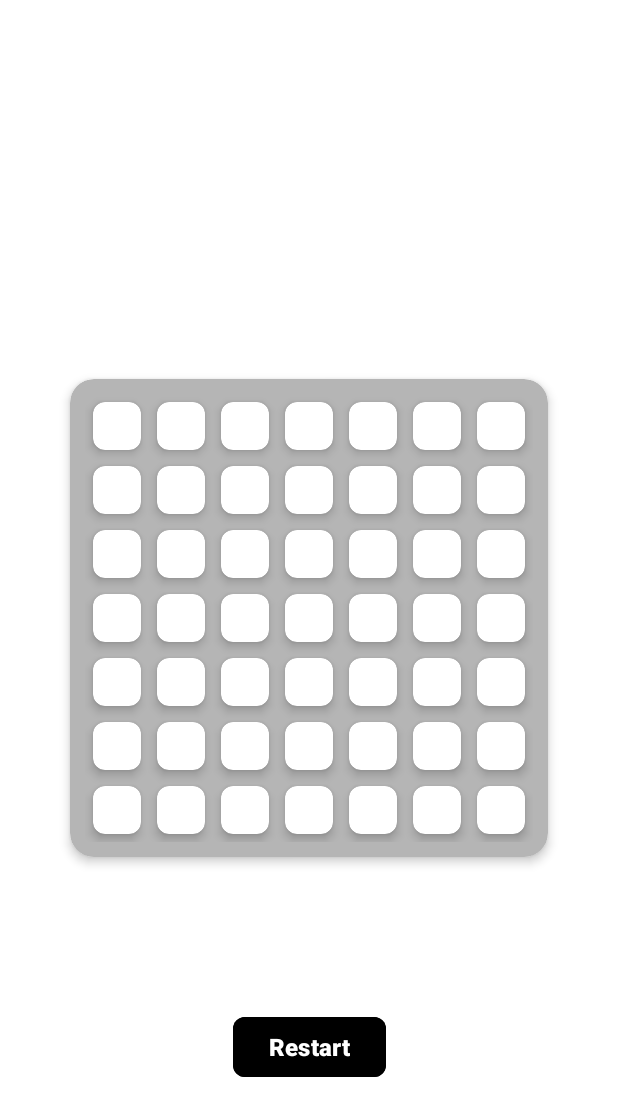
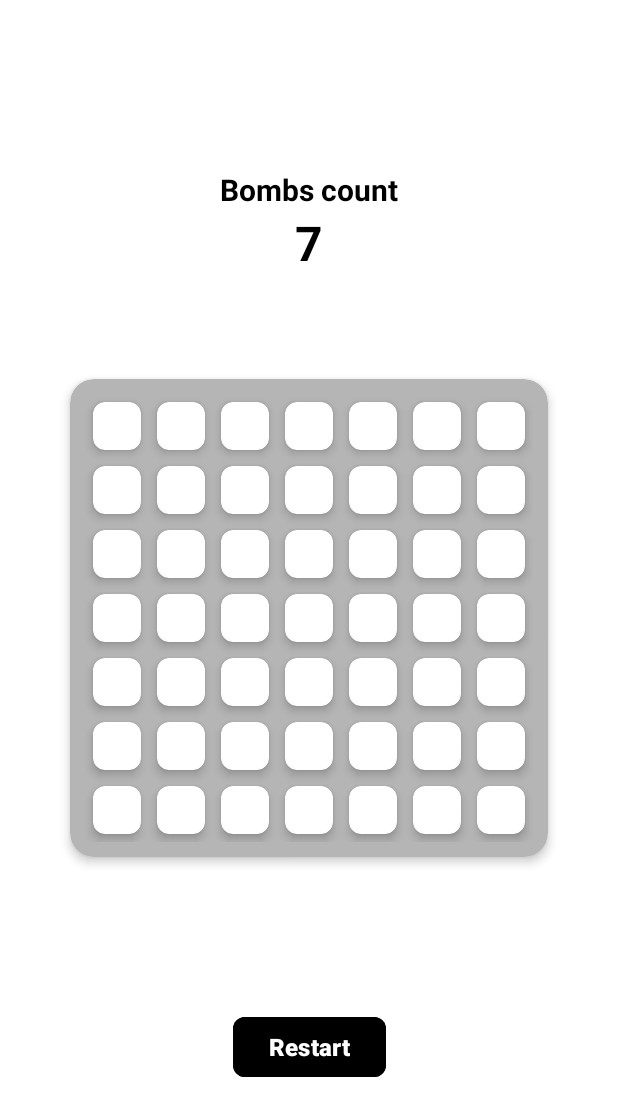
Before and after one commit to chsrdev/AndroidMinesweeper, an Android app: the screen it shows after launch (MainActivity), on a phone screen of 412 x 824 dp. Shown: the top 1116 px of the screen. Run offline under Robolectric (Android 15) with nearby library versions, the phone set to English and light mode, and no system bars.

Commit message:
Add bombs count on activity

```diff
--- a/app/src/main/java/dev/chsr/minesweeper/MainActivity.java
+++ b/app/src/main/java/dev/chsr/minesweeper/MainActivity.java
@@ -18,7 +18,7 @@ import java.util.Random;
 public class MainActivity extends AppCompatActivity {
     final int rows = 7;
     final int columns = 7;
-    final int bombCount = 10;
+    final int bombCount = 7;
     int[][] minefield = new int[rows][columns];
     int[] bombCountColor = {
             0xAAAAAAAA,
--- a/app/src/main/res/layout/activity_main.xml
+++ b/app/src/main/res/layout/activity_main.xml
@@ -5,6 +5,31 @@
     android:layout_width="match_parent"
     android:layout_height="match_parent"
     android:background="@color/white">
+
+    <TextView
+        android:id="@+id/bombsCountTitle"
+        android:layout_width="wrap_content"
+        android:layout_height="wrap_content"
+        android:text="@string/bombs_count"
+        android:textColor="@color/black"
+        android:textSize="20sp"
+        android:textStyle="bold"
+        app:layout_constraintBottom_toTopOf="@id/gridCardView"
+        app:layout_constraintEnd_toEndOf="parent"
+        app:layout_constraintStart_toStartOf="parent"
+        app:layout_constraintTop_toTopOf="parent" />
+
+    <TextView
+        android:id="@+id/bombsCount"
+        android:layout_width="wrap_content"
+        android:layout_height="wrap_content"
+        android:textColor="@color/black"
+        android:textSize="32sp"
+        android:text="7"
+        android:textStyle="bold"
+        app:layout_constraintEnd_toEndOf="parent"
+        app:layout_constraintStart_toStartOf="parent"
+        app:layout_constraintTop_toBottomOf="@id/bombsCountTitle" />
 
     <androidx.cardview.widget.CardView
         android:id="@+id/gridCardView"
--- a/app/src/main/res/values/strings.xml
+++ b/app/src/main/res/values/strings.xml
@@ -1,4 +1,5 @@
 <resources>
     <string name="app_name">Minesweeper</string>
     <string name="restart">Restart</string>
+    <string name="bombs_count">Bombs count</string>
 </resources>
```
